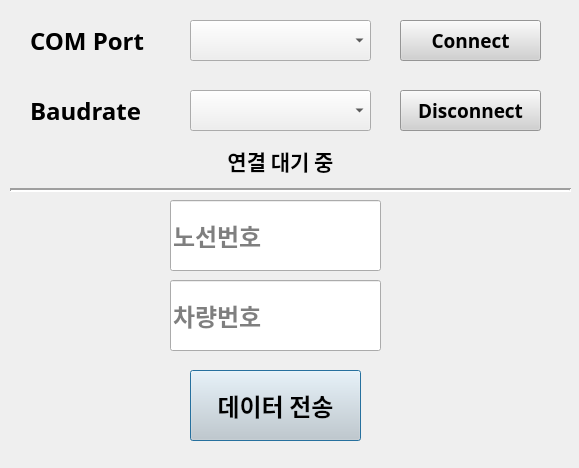
First picture: the form in BusInfoAdderPyQt.ui, repository Minarinski/PyQt, before the edit.
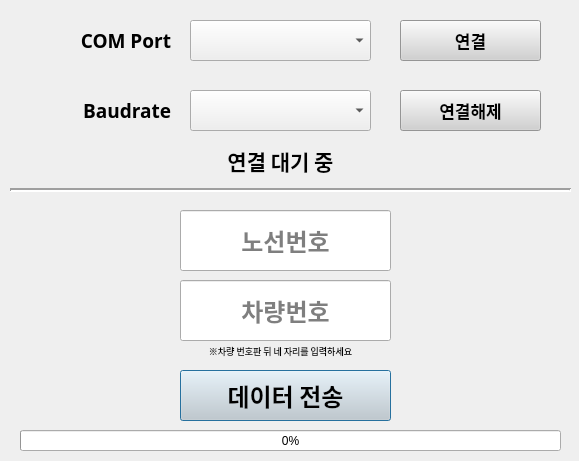
Second picture: the form after the edit.

The edit to the form file:
```diff
--- a/BusInfoAdderPyQt.ui
+++ b/BusInfoAdderPyQt.ui
@@ -7,7 +7,7 @@
     <x>0</x>
     <y>0</y>
     <width>579</width>
-    <height>468</height>
+    <height>461</height>
    </rect>
   </property>
   <property name="windowTitle">
@@ -16,10 +16,10 @@
   <widget class="QLineEdit" name="BusRouteNoInput">
    <property name="geometry">
     <rect>
-     <x>170</x>
-     <y>200</y>
+     <x>180</x>
+     <y>210</y>
      <width>211</width>
-     <height>71</height>
+     <height>61</height>
     </rect>
    </property>
    <property name="font">
@@ -37,7 +37,7 @@
     <string/>
    </property>
    <property name="alignment">
-    <set>Qt::AlignLeading|Qt::AlignLeft|Qt::AlignVCenter</set>
+    <set>Qt::AlignCenter</set>
    </property>
    <property name="placeholderText">
     <string>노선번호</string>
@@ -46,10 +46,10 @@
   <widget class="QPushButton" name="BusRouteBtn">
    <property name="geometry">
     <rect>
-     <x>190</x>
+     <x>180</x>
      <y>370</y>
-     <width>171</width>
-     <height>71</height>
+     <width>211</width>
+     <height>51</height>
     </rect>
    </property>
    <property name="font">
@@ -70,7 +70,7 @@
   <widget class="QLabel" name="PortLabel">
    <property name="geometry">
     <rect>
-     <x>30</x>
+     <x>20</x>
      <y>10</y>
      <width>151</width>
      <height>61</height>
@@ -79,7 +79,7 @@
    <property name="font">
     <font>
      <family>나눔고딕 ExtraBold</family>
-     <pointsize>18</pointsize>
+     <pointsize>14</pointsize>
      <weight>75</weight>
      <bold>true</bold>
     </font>
@@ -87,6 +87,9 @@
    <property name="text">
     <string>COM Port</string>
    </property>
+   <property name="alignment">
+    <set>Qt::AlignRight|Qt::AlignTrailing|Qt::AlignVCenter</set>
+   </property>
   </widget>
   <widget class="QComboBox" name="PortCombo">
    <property name="geometry">
@@ -109,7 +112,7 @@
   <widget class="QLabel" name="BaudrateLabel">
    <property name="geometry">
     <rect>
-     <x>30</x>
+     <x>20</x>
      <y>80</y>
      <width>151</width>
      <height>61</height>
@@ -118,14 +121,20 @@
    <property name="font">
     <font>
      <family>나눔고딕 ExtraBold</family>
-     <pointsize>18</pointsize>
+     <pointsize>14</pointsize>
      <weight>75</weight>
      <bold>true</bold>
     </font>
    </property>
+   <property name="layoutDirection">
+    <enum>Qt::LeftToRight</enum>
+   </property>
    <property name="text">
     <string>Baudrate</string>
    </property>
+   <property name="alignment">
+    <set>Qt::AlignRight|Qt::AlignTrailing|Qt::AlignVCenter</set>
+   </property>
   </widget>
   <widget class="QComboBox" name="BaudrateCombo">
    <property name="geometry">
@@ -157,7 +166,7 @@
    <property name="font">
     <font>
      <family>나눔고딕 ExtraBold</family>
-     <pointsize>14</pointsize>
+     <pointsize>13</pointsize>
      <weight>75</weight>
      <bold>true</bold>
     </font>
@@ -166,7 +175,7 @@
     <string notr="true">background-color: rgb(209, 209, 209);</string>
    </property>
    <property name="text">
-    <string>Connect</string>
+    <string>연결</string>
    </property>
   </widget>
   <widget class="QPushButton" name="CloseBtn">
@@ -181,7 +190,7 @@
    <property name="font">
     <font>
      <family>나눔고딕 ExtraBold</family>
-     <pointsize>14</pointsize>
+     <pointsize>13</pointsize>
      <weight>75</weight>
      <bold>true</bold>
     </font>
@@ -190,7 +199,7 @@
     <string notr="true">background-color: rgb(209, 209, 209);</string>
    </property>
    <property name="text">
-    <string>Disconnect</string>
+    <string>연결해제</string>
    </property>
   </widget>
   <widget class="QLabel" name="IsOpenLabel">
@@ -220,10 +229,10 @@
   <widget class="QLineEdit" name="BusNMInput">
    <property name="geometry">
     <rect>
-     <x>170</x>
+     <x>180</x>
      <y>280</y>
      <width>211</width>
-     <height>71</height>
+     <height>61</height>
     </rect>
    </property>
    <property name="font">
@@ -241,7 +250,7 @@
     <string/>
    </property>
    <property name="alignment">
-    <set>Qt::AlignLeading|Qt::AlignLeft|Qt::AlignVCenter</set>
+    <set>Qt::AlignCenter</set>
    </property>
    <property name="placeholderText">
     <string>차량번호</string>
@@ -266,6 +275,43 @@
     <enum>Qt::Horizontal</enum>
    </property>
   </widget>
+  <widget class="QProgressBar" name="progressBar">
+   <property name="geometry">
+    <rect>
+     <x>20</x>
+     <y>430</y>
+     <width>541</width>
+     <height>21</height>
+    </rect>
+   </property>
+   <property name="value">
+    <number>0</number>
+   </property>
+  </widget>
+  <widget class="QLabel" name="BaudrateLabel_2">
+   <property name="geometry">
+    <rect>
+     <x>140</x>
+     <y>340</y>
+     <width>281</width>
+     <height>21</height>
+    </rect>
+   </property>
+   <property name="font">
+    <font>
+     <family>나눔고딕</family>
+     <pointsize>7</pointsize>
+     <weight>50</weight>
+     <bold>false</bold>
+    </font>
+   </property>
+   <property name="text">
+    <string>※차량 번호판 뒤 네 자리를 입력하세요</string>
+   </property>
+   <property name="alignment">
+    <set>Qt::AlignCenter</set>
+   </property>
+  </widget>
  </widget>
  <resources/>
  <connections/>
```
